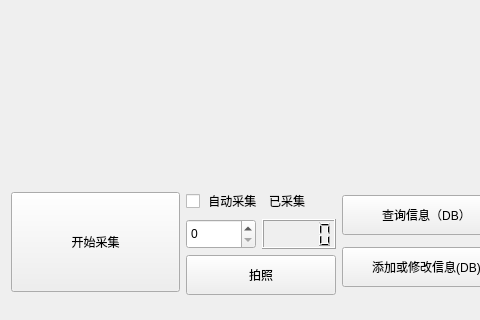
First picture: the form in ui/infoUI.ui, repository lostprobe99/Face-Recognition-Class-Attendance-System, before the edit; both pictures show x 0 to 480 and y 280 to 600 of the 800 by 600 pixel window.
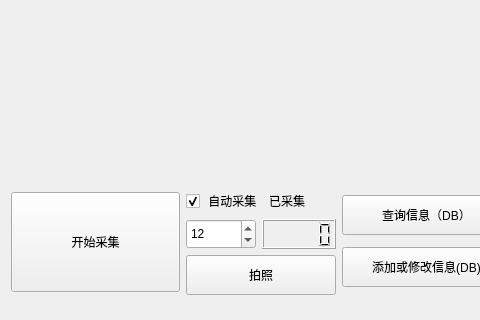
Second picture: the form after the edit.

Diff of the .ui file:
```diff
--- a/ui/infoUI.ui
+++ b/ui/infoUI.ui
@@ -89,6 +89,9 @@
                <property name="text">
                 <string> 自动采集</string>
                </property>
+               <property name="checked">
+                <bool>true</bool>
+               </property>
               </widget>
              </item>
              <item>
@@ -116,6 +119,9 @@
                  <height>16777215</height>
                 </size>
                </property>
+               <property name="value">
+                <number>12</number>
+               </property>
               </widget>
              </item>
              <item>
```
Left out of the diff: 22 changed lines with no effect on the pictures.
